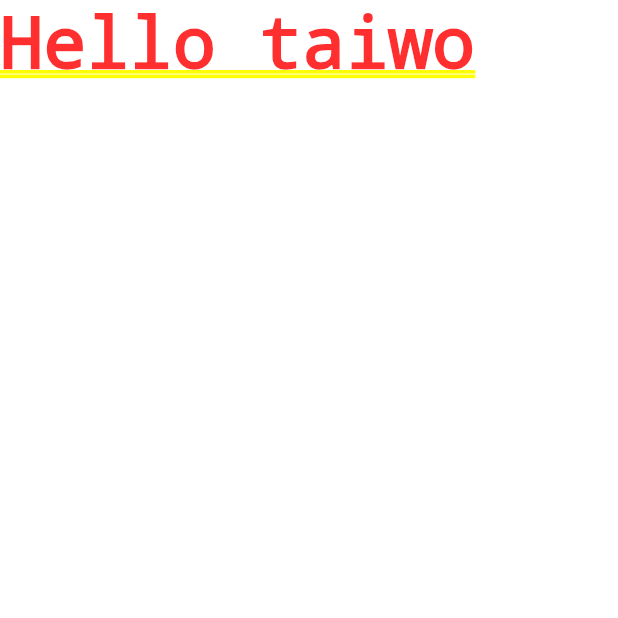
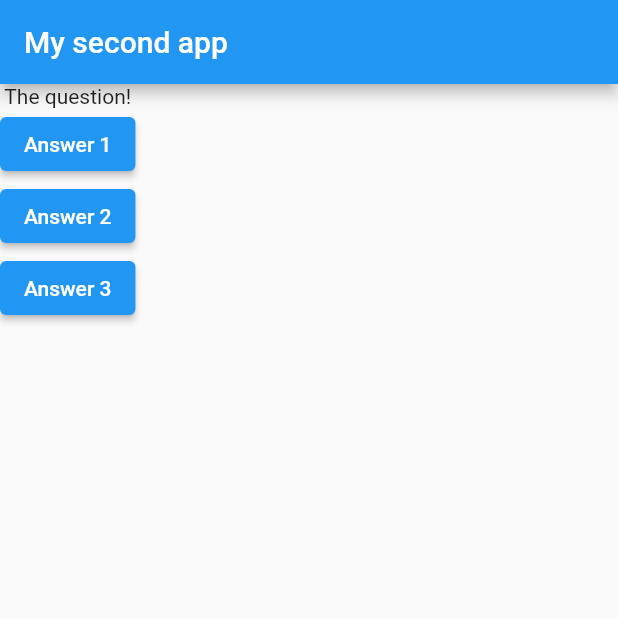
Before and after one commit to unicdeve/flutter-quiz-app, a Flutter app: the screen it shows after launch, on a phone screen of 412 x 824 dp, the top half of it. Run offline on Flutter 3.47's test engine with Material 2 defaults, Android fonts, the phone set to English and light mode, and no system bars.

Commit message:
Basic layout with Scaffold widget

```diff
--- a/lib/main.dart
+++ b/lib/main.dart
@@ -5,9 +5,40 @@ void main() {
 }
 
 class MyApp extends StatelessWidget {
+  void answerQuestion() {
+    print('Answer selected');
+  }
+
+  var questions = [
+    "What's your favorite color?",
+    "What's your favorite animal",
+  ];
+
+  @override
   Widget build(BuildContext context) {
     return MaterialApp(
-      home: Text('Hello taiwo'),
+      home: Scaffold(
+        appBar: AppBar(
+          title: Text('My second app'),
+        ),
+        body: Column(
+          children: [
+            Text('The question!'),
+            ElevatedButton(
+              child: Text('Answer 1'),
+              onPressed: answerQuestion,
+            ),
+            ElevatedButton(
+              child: Text('Answer 2'),
+              onPressed: answerQuestion,
+            ),
+            ElevatedButton(
+              child: Text('Answer 3'),
+              onPressed: answerQuestion,
+            ),
+          ],
+        ),
+      ),
     );
   }
 }
```
